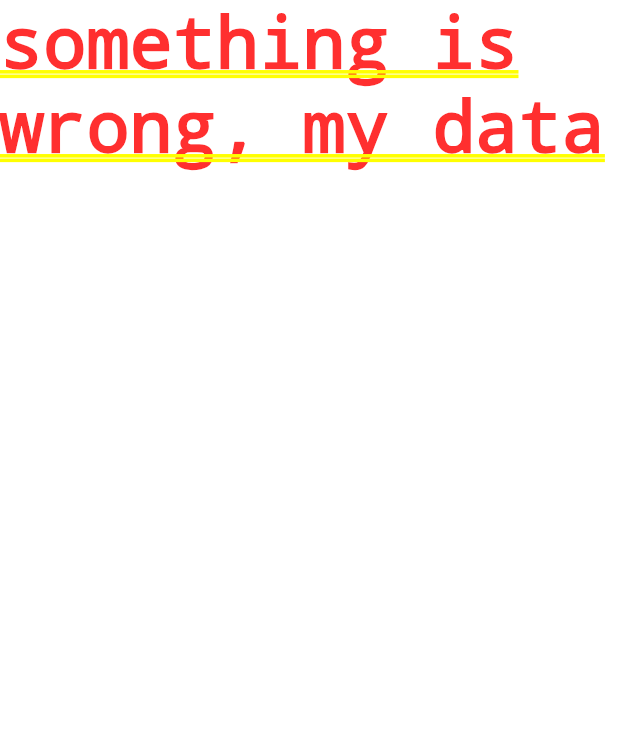
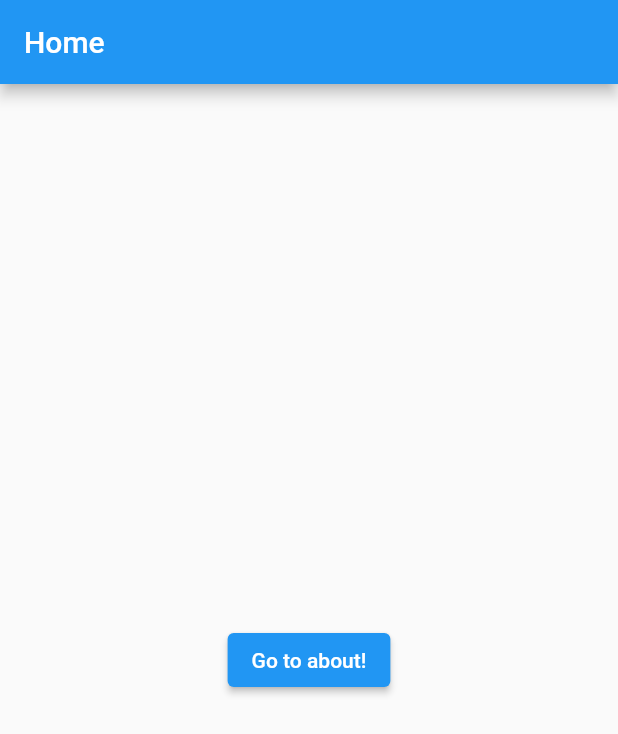
Before and after one commit to aeros281/v_voz, a Flutter app: the screen it shows after launch, on a phone screen of 412 x 824 dp. Shown: the top 734 px of the screen. Run offline on Flutter 3.47's test engine with Material 2 defaults, Android fonts, the light colour scheme and no system bars.

Commit message:
Implement Home and About page

```diff
--- a/lib/home/screens/home.dart
+++ b/lib/home/screens/home.dart
@@ -0,0 +1,18 @@
+import 'package:flutter/material.dart';
+
+class HomePage extends StatelessWidget {
+  const HomePage({Key? key}) : super(key: key);
+
+  @override
+  Widget build(BuildContext context) {
+    return Scaffold(
+        appBar: AppBar(title: const Text('Home')),
+        body: Center(
+          child: ElevatedButton(
+              onPressed: () {
+                Navigator.pushNamed(context, '/about');
+              },
+              child: const Text('Go to about!')),
+        ));
+  }
+}
--- a/lib/main.dart
+++ b/lib/main.dart
@@ -1,29 +1,23 @@
+import 'package:f_voz/home/screens/about.dart';
+import 'package:f_voz/home/screens/home.dart';
 import 'package:flutter/material.dart';
 
 void main() {
-  runApp(const MyApp());
+  runApp(const VozApp());
 }
 
-class MyApp extends StatelessWidget {
-  const MyApp({super.key});
+class VozApp extends StatelessWidget {
+  const VozApp({Key? key}) : super(key: key);
 
-  // This widget is the root of your application.
   @override
   Widget build(BuildContext context) {
     return MaterialApp(
-        title: 'Flutter Demo',
-        theme: ThemeData(
-          // This is the theme of your application.
-          //
-          // Try running your application with "flutter run". You'll see the
-          // application has a blue toolbar. Then, without quitting the app, try
-          // changing the primarySwatch below to Colors.green and then invoke
-          // "hot reload" (press "r" in the console where you ran "flutter run",
-          // or simply save your changes to "hot reload" in a Flutter IDE).
-          // Notice that the counter didn't reset back to zero; the application
-          // is not restarted.
-          primarySwatch: Colors.blue,
-        ),
-        home: const Text("something is wrong, my data"));
+      initialRoute: '/',
+      routes: <String, WidgetBuilder>{
+        '/': (context) => const HomePage(),
+        '/about': (context) => const AboutPage(),
+      },
+      debugShowCheckedModeBanner: false,
+    );
   }
 }
```
Also changed, not shown: lib/home/screens/about.dart (added, +12 -0 lines), 1 other file.
